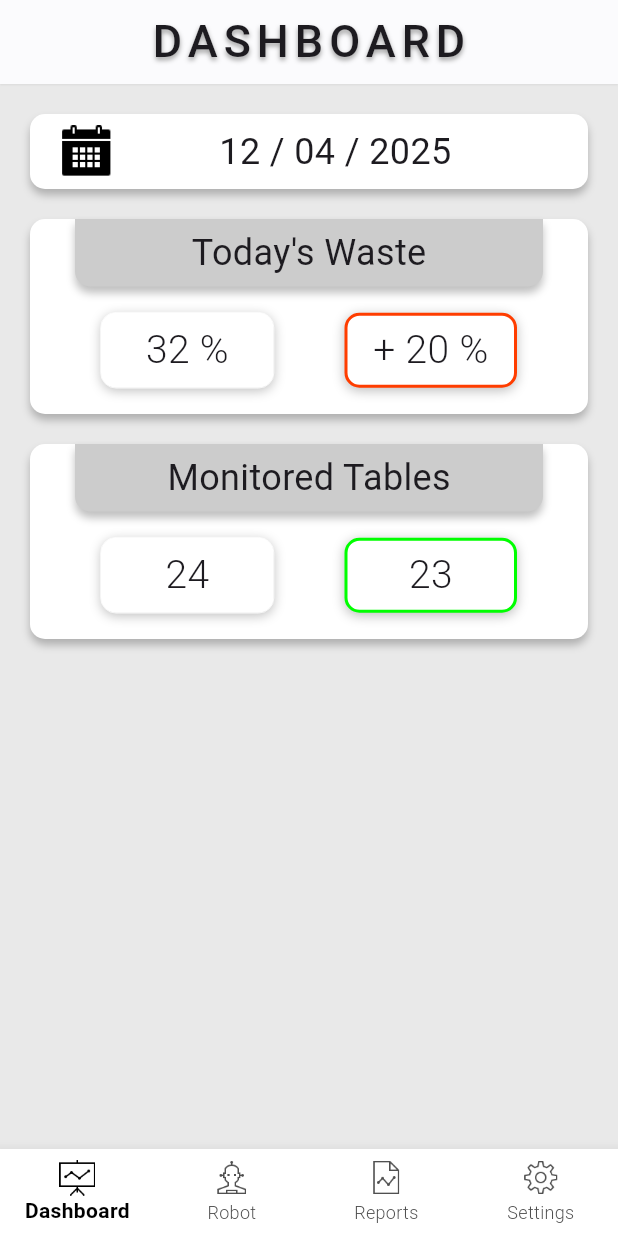
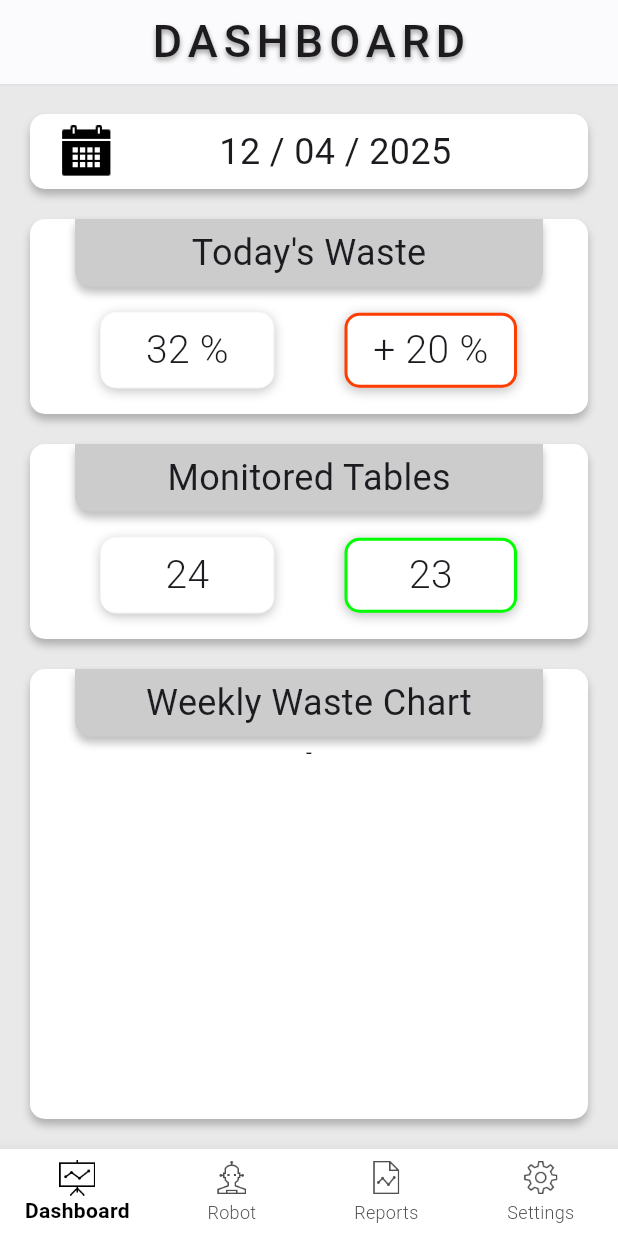
Before and after one commit to Louay-Barraq/SaveEat-Mobile, a Flutter app: the screen it shows after launch, on a phone screen of 412 x 824 dp. Run offline on Flutter 3.47's test engine with Material 3 defaults, Android fonts, the light colour scheme and no system bars; Roboto replaces fonts that are missing (Inconsolata).

Commit message:
Changed the theme - Prepared a chart container - Added Dependencies

```diff
--- a/lib/components/report_infos_widget.dart
+++ b/lib/components/report_infos_widget.dart
@@ -51,7 +51,7 @@ class ReportInfosWidget extends StatelessWidget {
             margin: const EdgeInsets.only(right: 100),
             height: 50,
             decoration: BoxDecoration(
-              color: Color(0xFFD9D9D9),
+              color: Color(0xFFEEEEEE),
               borderRadius: BorderRadius.only(
                 topLeft: Radius.circular(10),
                 bottomRight: Radius.circular(10),
--- a/lib/pages/dashboard_page.dart
+++ b/lib/pages/dashboard_page.dart
@@ -45,6 +45,64 @@ class _DashboardPageState extends State<DashboardPage>
             isPercentage: false,
           ),
 
+          const SizedBox(height: 20),
+
+          Container(
+            margin: const EdgeInsets.symmetric(horizontal: 20),
+            height: 300,
+            decoration: BoxDecoration(
+              color: Colors.white,
+              borderRadius: BorderRadius.circular(10),
+              boxShadow: const [
+                BoxShadow(
+                  offset: Offset(0, 4),
+                  blurRadius: 4,
+                  spreadRadius: 0,
+                  color: Color(0x3F000000),
+                ),
+              ],
+            ),
+            child: Column(
+              children: [
+                // Title's box
+                Container(
+                  margin: const EdgeInsets.symmetric(horizontal: 30),
+                  height: 45,
+                  decoration: BoxDecoration(
+                    color: const Color(0xFFCCCCCC),
+                    borderRadius: const BorderRadius.only(
+                      bottomLeft: Radius.circular(10),
+                      bottomRight: Radius.circular(10),
+                    ),
+                    boxShadow: const [
+                      BoxShadow(
+                        offset: Offset(0, 4),
+                        blurRadius: 4,
+                        spreadRadius: 0,
+                        color: Color(0x3F000000),
+                      ),
+                    ],
+                  ),
+                  child: Center(
+                    child: Text(
+                      "Weekly Waste Chart",
+                      style: const TextStyle(
+                        fontFamily: 'Inconsolata',
+                        fontWeight: FontWeight.w400,
+                        fontSize: 24,
+                      ),
+                    ),
+                  ),
+                ),
+
+                // Value's container
+                Expanded(
+                  child: Text("-")
+                ),
+              ],
+            ),
+          ),
+
 
         ],
       ),
--- a/lib/pages/reports_page.dart
+++ b/lib/pages/reports_page.dart
@@ -60,7 +60,7 @@ class _ReportsPageState extends State<ReportsPage>
           ReportInfosWidget(
             tableNumber: 15,
             reportTime: "19:45",
-            predictedPercentage: 0.46,
+            predictedPercentage: 0.88,
           ),
 
           const SizedBox(height: 20),
--- a/lib/pages/robot_page.dart
+++ b/lib/pages/robot_page.dart
@@ -44,8 +44,8 @@ class _RobotPageState extends State<RobotPage>
           const SizedBox(height: 20),
 
           OneInfoWidget(
-            title: "Monitored Tables",
-            percentageValue: 0.48,
+            title: "Battery Percentage",
+            percentageValue: 0.50,
             timeValue: '',
             numberValue: 0,
             isPercentage: true,
--- a/pubspec.yaml
+++ b/pubspec.yaml
@@ -36,6 +36,7 @@ dependencies:
   cupertino_icons: ^1.0.8
   intl: ^0.18.1
   toggle_switch: ^2.3.0
+  fl_chart: ^0.70.2
 
 dev_dependencies:
   flutter_test:
```
Also changed, not shown: pubspec.lock.
